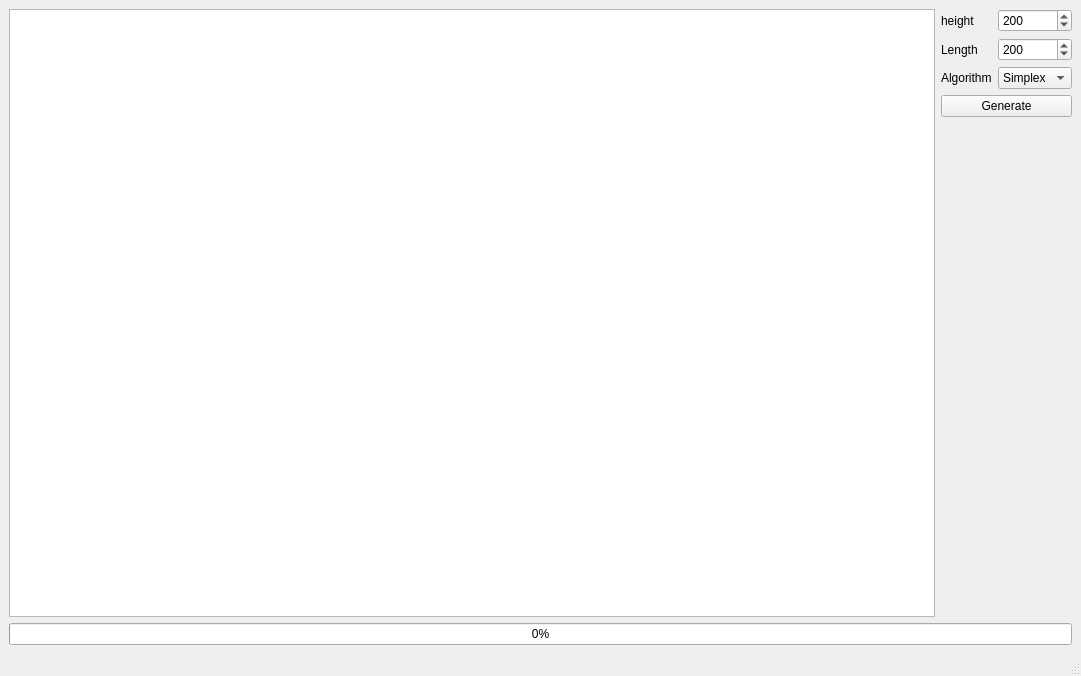
This is mapgen.ui in OlavStornes/pymapgen as Qt 5 draws it before an edit. The edited form follows.
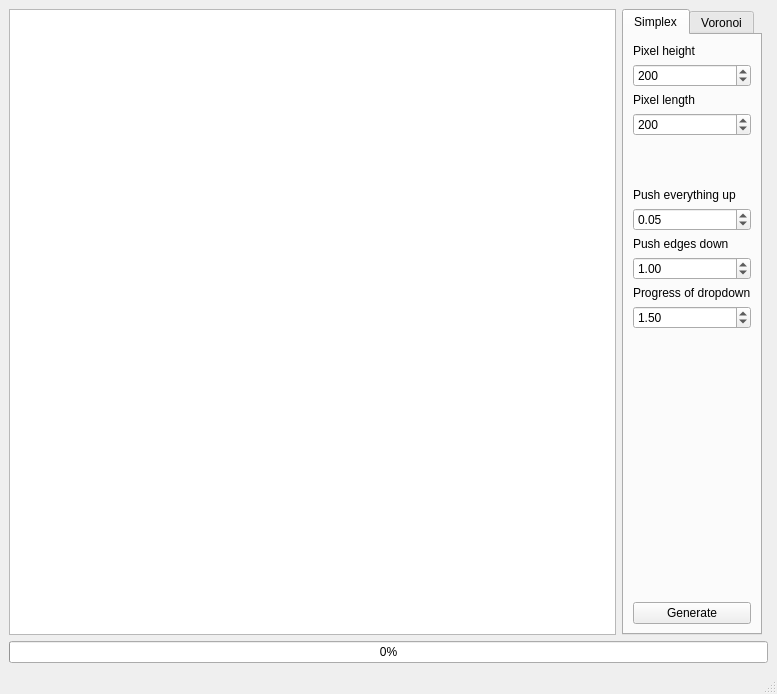
This is the edited form.

Commit message: Improve parameter input on gui

```diff
--- a/mapgen.ui
+++ b/mapgen.ui
@@ -6,8 +6,8 @@
    <rect>
     <x>0</x>
     <y>0</y>
-    <width>1081</width>
-    <height>676</height>
+    <width>777</width>
+    <height>694</height>
    </rect>
   </property>
   <property name="windowTitle">
@@ -21,7 +21,7 @@
     </sizepolicy>
    </property>
    <layout class="QGridLayout" name="gridLayout_5">
-    <item row="1" column="0" colspan="2">
+    <item row="2" column="0" colspan="3">
      <widget class="QProgressBar" name="creationBar">
       <property name="value">
        <number>0</number>
@@ -35,51 +35,54 @@
      <widget class="QGraphicsView" name="MainImage">
       <property name="sizePolicy">
        <sizepolicy hsizetype="Minimum" vsizetype="Preferred">
-        <horstretch>2</horstretch>
+        <horstretch>5</horstretch>
         <verstretch>0</verstretch>
        </sizepolicy>
       </property>
      </widget>
     </item>
     <item row="0" column="1">
-     <layout class="QVBoxLayout" name="verticalLayout_4">
-      <property name="sizeConstraint">
-       <enum>QLayout::SetMinimumSize</enum>
+     <widget class="QTabWidget" name="tabAlgorithm">
+      <property name="sizePolicy">
+       <sizepolicy hsizetype="Preferred" vsizetype="Preferred">
+        <horstretch>0</horstretch>
+        <verstretch>0</verstretch>
+       </sizepolicy>
       </property>
+      <property name="currentIndex">
+       <number>0</number>
+      </property>
+      <widget class="QWidget" name="tabSimplex">
+       <property name="sizePolicy">
+        <sizepolicy hsizetype="Fixed" vsizetype="Preferred">
+         <horstretch>1</horstretch>
+         <verstretch>0</verstretch>
+        </sizepolicy>
+       </property>
+       <property name="statusTip">
+        <string notr="true"/>
+       </property>
+       <attribute name="title">
+        <string>Simplex</string>
+       </attribute>
+       <layout class="QVBoxLayout" name="verticalLayout_2">
       <item>
        <layout class="QFormLayout" name="formLayout">
-        <item row="0" column="0">
-         <widget class="QLabel" name="heightLabel">
-          <property name="text">
-           <string>height</string>
+          <property name="sizeConstraint">
+           <enum>QLayout::SetDefaultConstraint</enum>
           </property>
-         </widget>
-        </item>
-        <item row="0" column="1">
-         <widget class="QSpinBox" name="inputHeight">
-          <property name="minimum">
-           <number>1</number>
+          <property name="rowWrapPolicy">
+           <enum>QFormLayout::WrapAllRows</enum>
           </property>
-          <property name="maximum">
-           <number>1500</number>
-          </property>
-          <property name="singleStep">
-           <number>100</number>
-          </property>
-          <property name="value">
-           <number>200</number>
-          </property>
-         </widget>
-        </item>
         <item row="1" column="0">
-         <widget class="QLabel" name="lengthLabel">
+           <widget class="QLabel" name="heightLabel">
           <property name="text">
-           <string>Length</string>
+             <string>Pixel height</string>
           </property>
          </widget>
         </item>
         <item row="1" column="1">
-         <widget class="QSpinBox" name="inputLength">
+           <widget class="QSpinBox" name="inputHeight">
           <property name="minimum">
            <number>1</number>
           </property>
@@ -95,28 +98,116 @@
          </widget>
         </item>
         <item row="2" column="0">
-         <widget class="QLabel" name="algorithmLabel">
+           <widget class="QLabel" name="lengthLabel">
           <property name="text">
-           <string>Algorithm</string>
+             <string>Pixel length</string>
           </property>
          </widget>
         </item>
         <item row="2" column="1">
-         <widget class="QComboBox" name="inputAlgorithm">
-          <item>
+           <widget class="QSpinBox" name="inputLength">
+            <property name="minimum">
+             <number>1</number>
+            </property>
+            <property name="maximum">
+             <number>1500</number>
+            </property>
+            <property name="singleStep">
+             <number>100</number>
+            </property>
+            <property name="value">
+             <number>200</number>
+            </property>
+           </widget>
+          </item>
+          <item row="4" column="1">
+           <spacer name="verticalSpacer_6">
+            <property name="orientation">
+             <enum>Qt::Vertical</enum>
+            </property>
+            <property name="sizeHint" stdset="0">
+             <size>
+              <width>20</width>
+              <height>80</height>
+             </size>
+            </property>
+           </spacer>
+          </item>
+          <item row="6" column="0">
+           <widget class="QLabel" name="pushEverythingUpLabel">
            <property name="text">
-            <string>Simplex</string>
-           </property>
+             <string>Push everything up</string>
+            </property>
+           </widget>
           </item>
-          <item>
+          <item row="6" column="1">
+           <widget class="QDoubleSpinBox" name="inputCalcA">
+            <property name="singleStep">
+             <double>0.020000000000000</double>
+            </property>
+            <property name="value">
+             <double>0.050000000000000</double>
+            </property>
+           </widget>
+          </item>
+          <item row="7" column="0">
+           <widget class="QLabel" name="pushEdgesDownLabel">
            <property name="text">
-            <string>Voronoi</string>
-           </property>
+             <string>Push edges down</string>
+            </property>
+           </widget>
           </item>
-         </widget>
-        </item>
-        <item row="3" column="0" colspan="2">
+          <item row="7" column="1">
+           <widget class="QDoubleSpinBox" name="inputCalcB">
+            <property name="singleStep">
+             <double>0.100000000000000</double>
+            </property>
+            <property name="value">
+             <double>1.000000000000000</double>
+            </property>
+           </widget>
+          </item>
+          <item row="8" column="0">
+           <widget class="QLabel" name="progressOfDropdownLabel">
+            <property name="text">
+             <string>Progress of dropdown</string>
+            </property>
+           </widget>
+          </item>
+          <item row="8" column="1">
+           <widget class="QDoubleSpinBox" name="inputCalcC">
+            <property name="singleStep">
+             <double>0.100000000000000</double>
+            </property>
+            <property name="value">
+             <double>1.500000000000000</double>
+            </property>
+           </widget>
+          </item>
+          <item row="12" column="1">
+           <spacer name="verticalSpacer_7">
+            <property name="orientation">
+             <enum>Qt::Vertical</enum>
+            </property>
+            <property name="sizeType">
+             <enum>QSizePolicy::Expanding</enum>
+            </property>
+            <property name="sizeHint" stdset="0">
+             <size>
+              <width>20</width>
+              <height>300</height>
+             </size>
+            </property>
+           </spacer>
+          </item>
+          <item row="15" column="1">
          <widget class="QPushButton" name="generateButton">
+            <property name="sizePolicy">
+             <sizepolicy hsizetype="Minimum" vsizetype="Fixed">
+              <horstretch>0</horstretch>
+              <verstretch>0</verstretch>
+             </sizepolicy>
+            </property>
           <property name="layoutDirection">
            <enum>Qt::LeftToRight</enum>
           </property>
@@ -131,6 +222,16 @@
        </layout>
       </item>
      </layout>
+      </widget>
+      <widget class="QWidget" name="tabVoronoi">
+       <property name="enabled">
+        <bool>true</bool>
+       </property>
+       <attribute name="title">
+        <string>Voronoi</string>
+       </attribute>
+      </widget>
+     </widget>
     </item>
    </layout>
   </widget>
```
Left out of the diff: 4 changed lines with no effect on the pictures. Lines whose indentation alone changed are shown as unchanged. The commit also changes 4 other files.
